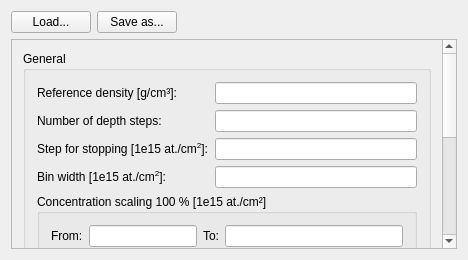
Before: the Qt Designer form ui_files/ui_request_depth_profile_settings.ui in JYU-IBA/potku, drawn with Qt 5.
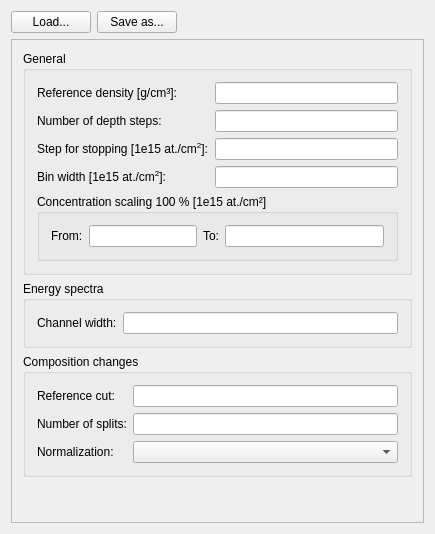
After: the same form once the commit is applied.

Commit message:
Fixed Request Settings dialog size issue
Dialog resizes based on screen size. Should be tested on small
screen sizes.

```diff
--- a/ui_files/ui_request_depth_profile_settings.ui
+++ b/ui_files/ui_request_depth_profile_settings.ui
@@ -9,8 +9,8 @@
    <rect>
     <x>0</x>
     <y>0</y>
-    <width>468</width>
-    <height>260</height>
+    <width>435</width>
+    <height>534</height>
    </rect>
   </property>
   <property name="minimumSize">
@@ -81,9 +81,9 @@
       <property name="geometry">
        <rect>
         <x>0</x>
-        <y>0</y>
-        <width>432</width>
-        <height>526</height>
+        <y>-34</y>
+        <width>402</width>
+        <height>512</height>
        </rect>
       </property>
       <layout class="QVBoxLayout" name="verticalLayout_5">
@@ -369,6 +369,19 @@
          </layout>
         </widget>
        </item>
+       <item>
+        <spacer name="verticalSpacer">
+         <property name="orientation">
+          <enum>Qt::Vertical</enum>
+         </property>
+         <property name="sizeHint" stdset="0">
+          <size>
+           <width>20</width>
+           <height>40</height>
+          </size>
+         </property>
+        </spacer>
+       </item>
       </layout>
      </widget>
     </widget>
```
The commit also changes 5 other files.
